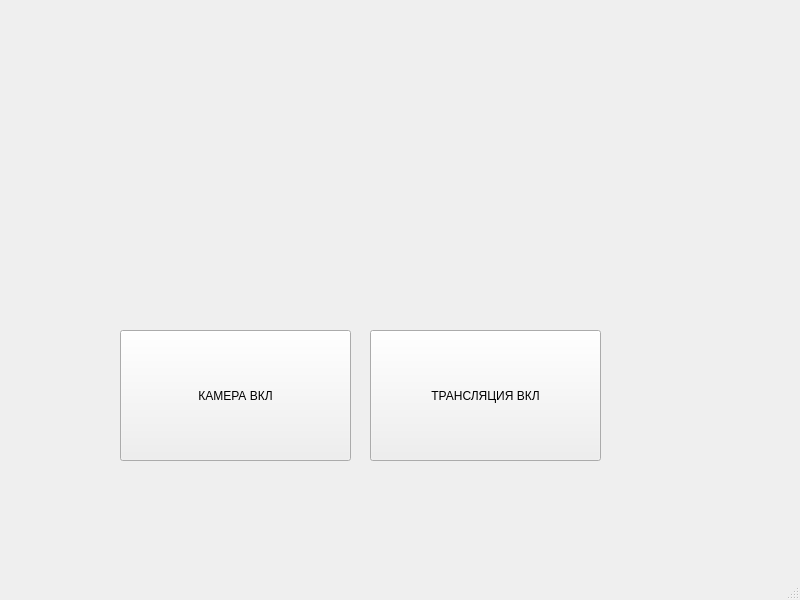
Qt form mainwindow.ui (artemivanovz/Stream) before a commit.
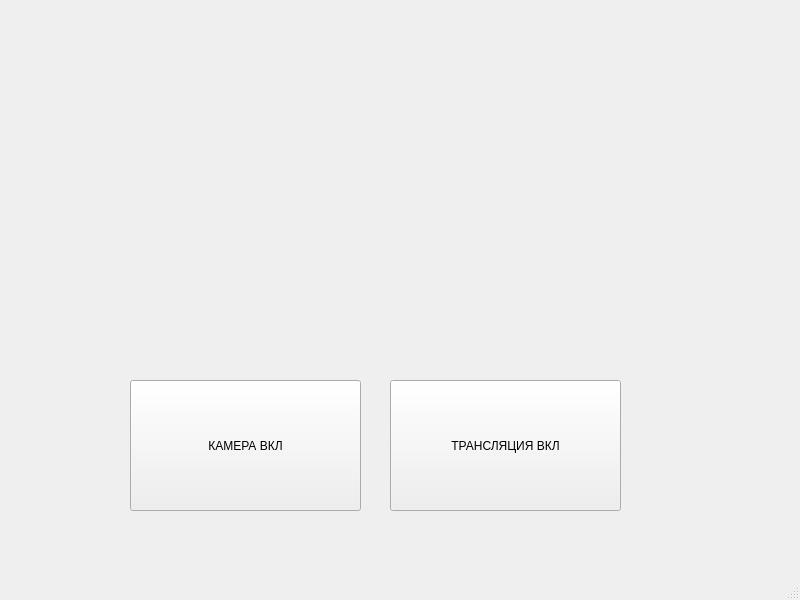
The same form after that commit. Custom widgets are drawn as their Qt base class.

Patch:
```diff
--- a/mainwindow.ui
+++ b/mainwindow.ui
@@ -17,8 +17,8 @@
    <widget class="QPushButton" name="pushButton">
     <property name="geometry">
      <rect>
-      <x>120</x>
-      <y>330</y>
+      <x>130</x>
+      <y>380</y>
       <width>231</width>
       <height>131</height>
      </rect>
@@ -30,18 +30,18 @@
    <widget class="QCameraViewfinder" name="cameraViewfinder" native="true">
     <property name="geometry">
      <rect>
-      <x>120</x>
-      <y>80</y>
-      <width>481</width>
-      <height>201</height>
+      <x>110</x>
+      <y>10</y>
+      <width>531</width>
+      <height>361</height>
      </rect>
     </property>
    </widget>
    <widget class="QPushButton" name="pushButton_2">
     <property name="geometry">
      <rect>
-      <x>370</x>
-      <y>330</y>
+      <x>390</x>
+      <y>380</y>
       <width>231</width>
       <height>131</height>
      </rect>
```
